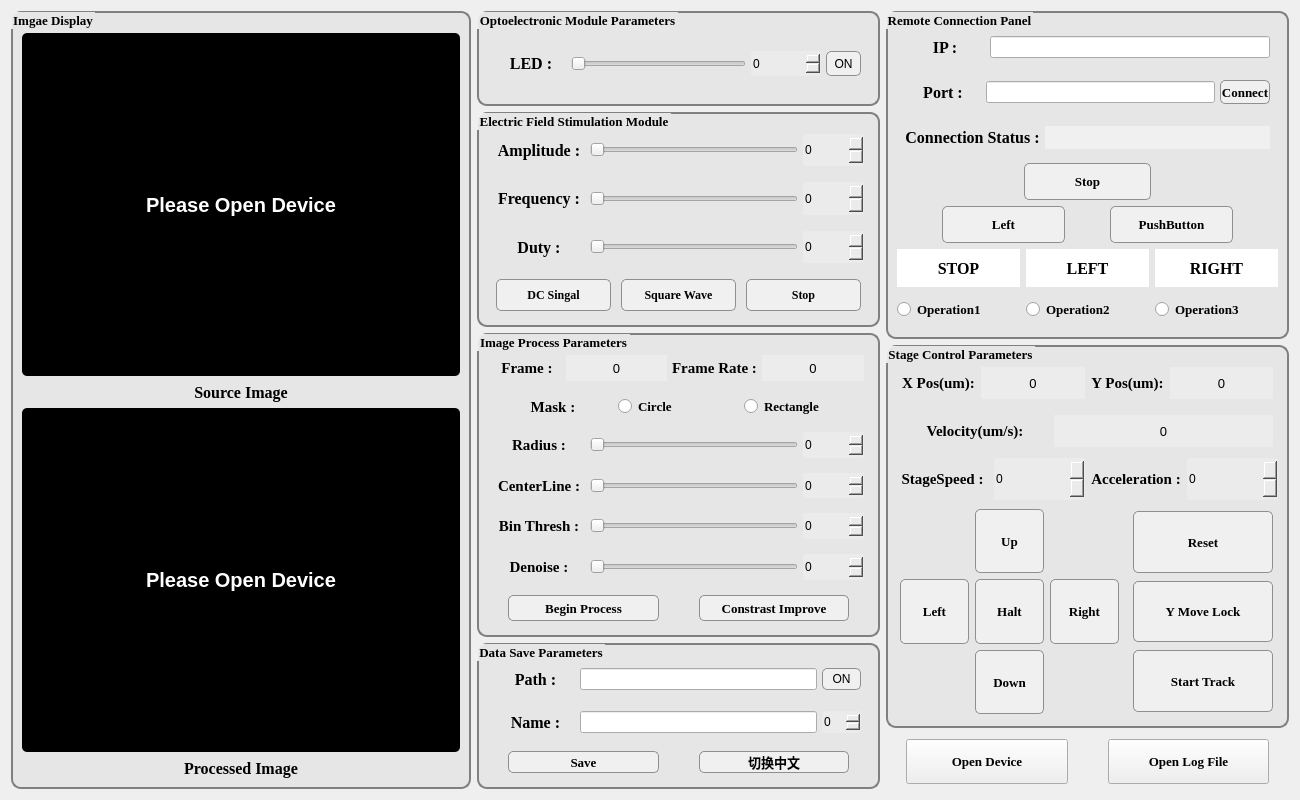
Qt form Sources/code/StarkLoco/systemInterface.ui (Hawilk/CeleganControlSystem) before a commit.
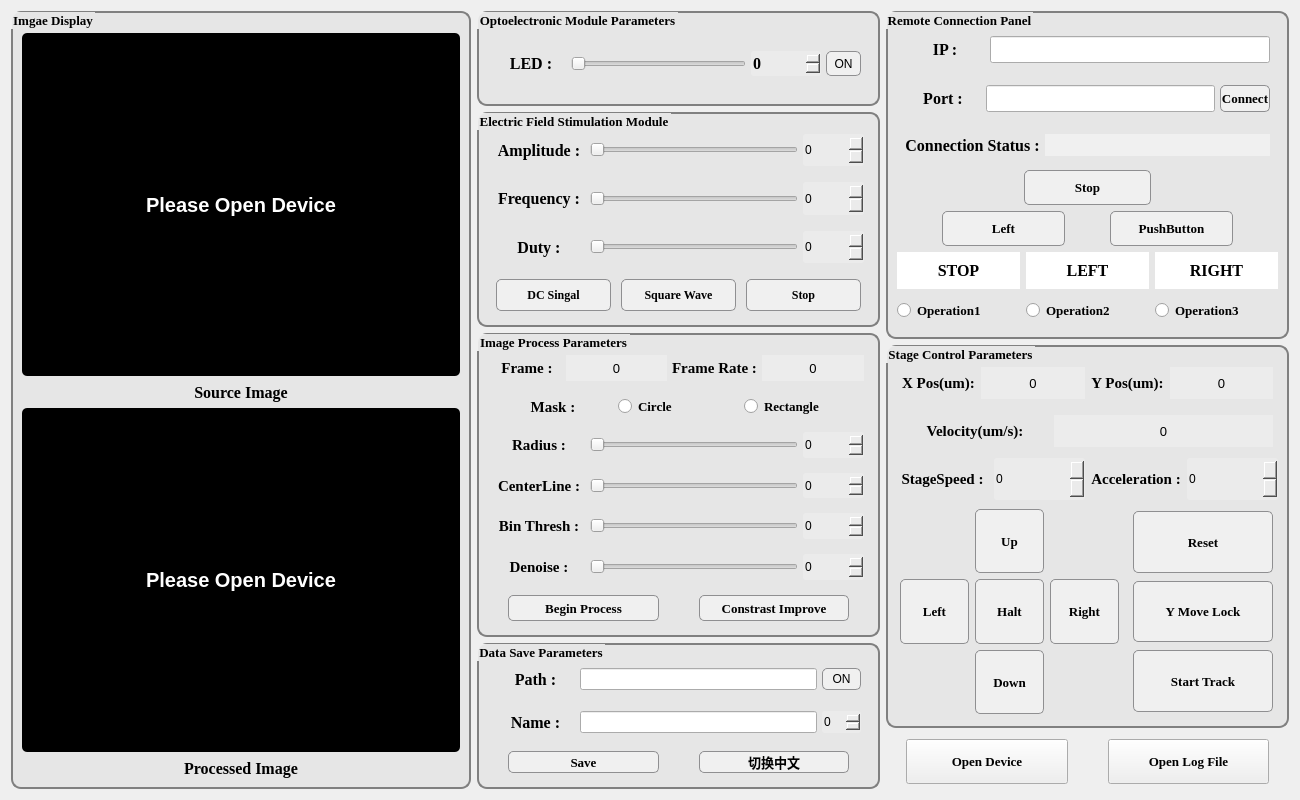
The same form after that commit.

Commit message: ui修改

Diff of the .ui file:
```diff
--- a/Sources/code/StarkLoco/systemInterface.ui
+++ b/Sources/code/StarkLoco/systemInterface.ui
@@ -13,6 +13,12 @@
     <height>800</height>
    </rect>
   </property>
+  <property name="sizePolicy">
+   <sizepolicy hsizetype="Minimum" vsizetype="Minimum">
+    <horstretch>0</horstretch>
+    <verstretch>0</verstretch>
+   </sizepolicy>
+  </property>
   <property name="minimumSize">
    <size>
     <width>1300</width>
@@ -270,6 +276,14 @@
               <verstretch>0</verstretch>
              </sizepolicy>
             </property>
+            <property name="font">
+             <font>
+              <family>Times New Roman</family>
+              <pointsize>12</pointsize>
+              <weight>75</weight>
+              <bold>true</bold>
+             </font>
+            </property>
            </widget>
           </item>
           <item>
@@ -1466,7 +1480,28 @@
            </widget>
           </item>
           <item>
-           <widget class="QLineEdit" name="IPEdit"/>
+           <widget class="QLineEdit" name="IPEdit">
+            <property name="sizePolicy">
+             <sizepolicy hsizetype="Expanding" vsizetype="Preferred">
+              <horstretch>0</horstretch>
+              <verstretch>0</verstretch>
+             </sizepolicy>
+            </property>
+            <property name="font">
+             <font>
+              <family>Times New Roman</family>
+              <pointsize>12</pointsize>
+              <weight>75</weight>
+              <bold>true</bold>
+             </font>
+            </property>
+            <property name="text">
+             <string/>
+            </property>
+            <property name="alignment">
+             <set>Qt::AlignCenter</set>
+            </property>
+           </widget>
           </item>
          </layout>
         </item>
@@ -1509,7 +1544,25 @@
            </widget>
           </item>
           <item>
-           <widget class="QLineEdit" name="PortEdit"/>
+           <widget class="QLineEdit" name="PortEdit">
+            <property name="sizePolicy">
+             <sizepolicy hsizetype="Expanding" vsizetype="Preferred">
+              <horstretch>0</horstretch>
+              <verstretch>0</verstretch>
+             </sizepolicy>
+            </property>
+            <property name="font">
+             <font>
+              <family>Times New Roman</family>
+              <pointsize>12</pointsize>
+              <weight>75</weight>
+              <bold>true</bold>
+             </font>
+            </property>
+            <property name="alignment">
+             <set>Qt::AlignCenter</set>
+            </property>
+           </widget>
           </item>
           <item>
            <widget class="QPushButton" name="ConnectButton">
@@ -1582,7 +1635,10 @@
            <widget class="QLabel" name="ConnectStatus">
             <property name="font">
              <font>
+              <family>Times New Roman</family>
               <pointsize>10</pointsize>
+              <weight>75</weight>
+              <bold>true</bold>
              </font>
             </property>
             <property name="styleSheet">
```
Left out of the diff: 18 changed lines with no effect on the pictures.
